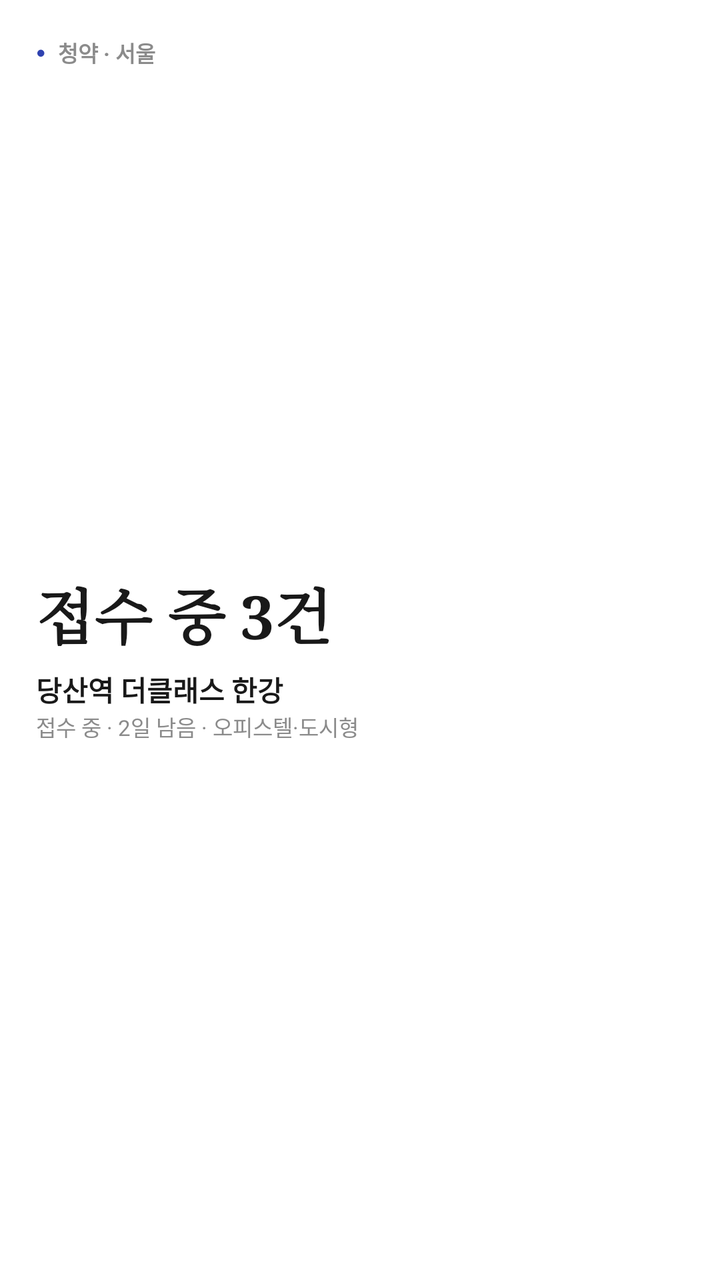
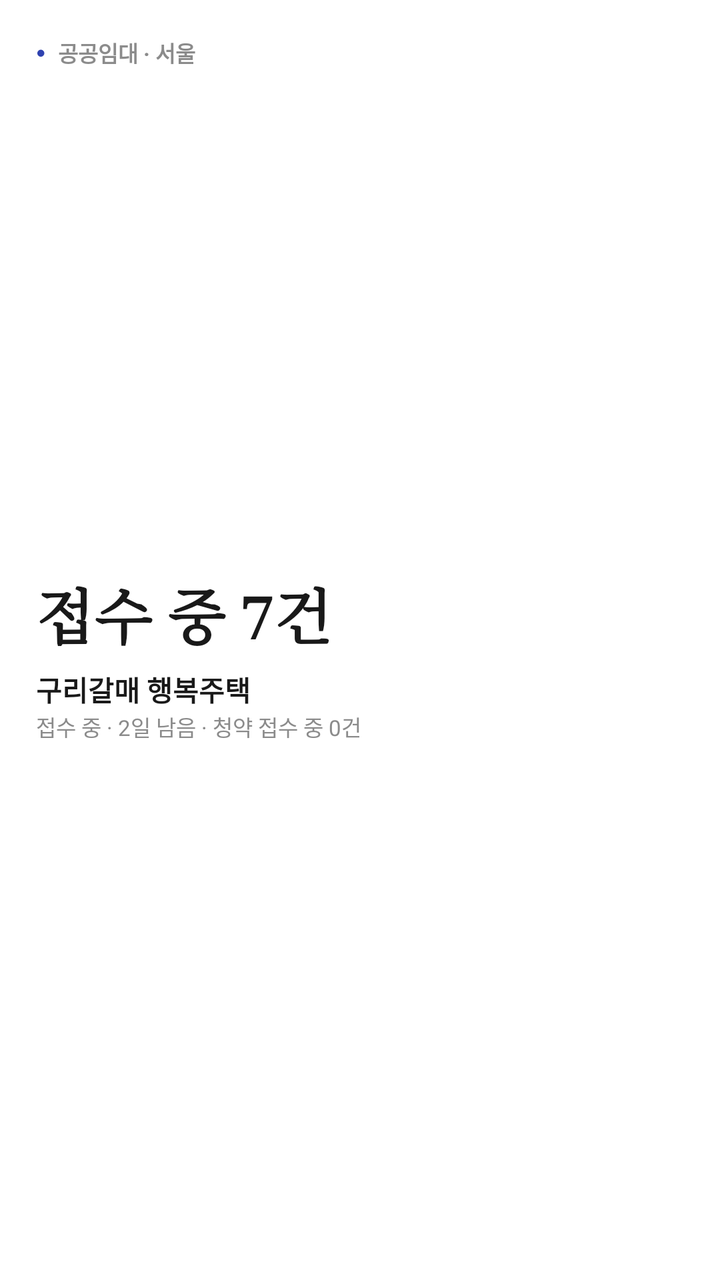

The first picture is an Android layout as it rendered before a commit; the second is the same layout after the commit. The layout source and the unified diff follow.
<!-- AndroidManifest.xml: fallback theme Theme.MaterialComponents.DayNight.NoActionBar -->
<!-- res/layout/widget_preview_single_housing.xml -->
<?xml version="1.0" encoding="utf-8"?>
<LinearLayout xmlns:android="http://schemas.android.com/apk/res/android"
    android:id="@+id/widget_root"
    android:layout_width="match_parent"
    android:layout_height="match_parent"
    android:background="@drawable/widget_bg"
    android:orientation="vertical"
    android:padding="18dp">

    <LinearLayout
        android:layout_width="match_parent"
        android:layout_height="wrap_content"
        android:gravity="center_vertical"
        android:orientation="horizontal">

        <TextView
            android:layout_width="wrap_content"
            android:layout_height="wrap_content"
            android:layout_marginEnd="6dp"
            android:text="●"
            android:textColor="@color/sec_money"
            android:textSize="8sp" />

        <TextView
            android:id="@+id/h_label"
            android:layout_width="0dp"
            android:layout_height="wrap_content"
            android:layout_weight="1"
            android:ellipsize="end"
            android:maxLines="1"
            android:text="청약 · 서울"
            android:textColor="@color/widget_soft"
            android:textSize="11sp"
            android:textStyle="bold" />
    </LinearLayout>

    <LinearLayout
        android:layout_width="match_parent"
        android:layout_height="0dp"
        android:layout_weight="1"
        android:gravity="center_vertical"
        android:orientation="vertical">

        <TextView
            android:id="@+id/h_count"
            android:layout_width="wrap_content"
            android:layout_height="wrap_content"
            android:fontFamily="serif"
            android:includeFontPadding="false"
            android:maxLines="1"
            android:text="접수 중 3건"
            android:textColor="@color/widget_ink"
            android:textSize="30sp"
            android:textStyle="bold" />

        <TextView
            android:id="@+id/h_name"
            android:layout_width="match_parent"
            android:layout_height="wrap_content"
            android:layout_marginTop="6dp"
            android:ellipsize="end"
            android:maxLines="1"
            android:text="당산역 더클래스 한강"
            android:textColor="@color/widget_ink"
            android:textSize="14sp"
            android:textStyle="bold" />

        <TextView
            android:id="@+id/h_sub"
            android:layout_width="match_parent"
            android:layout_height="wrap_content"
            android:ellipsize="end"
            android:maxLines="1"
            android:text="접수 중 · 2일 남음 · 오피스텔·도시형"
            android:textColor="@color/widget_soft"
            android:textSize="11sp" />
    </LinearLayout>
</LinearLayout>
<!-- resources referenced by this layout -->
<resources>
  <color name="sec_money">#2F42B0</color>
  <color name="widget_ink">#191919</color>
  <color name="widget_soft">#8B8B8B</color>
  <!-- drawable widget_bg (drawable) -->
  <?xml version="1.0" encoding="utf-8"?>
  <shape xmlns:android="http://schemas.android.com/apk/res/android" android:shape="rectangle">
      <solid android:color="@color/widget_bg" />
      <corners android:radius="22dp" />
  </shape>
  <color name="widget_bg">#FFFFFF</color>
</resources>

<!-- the commit's change to res/layout/widget_preview_single_housing.xml (unified diff, before → after) -->
@@ -28,7 +28,7 @@
             android:layout_weight="1"
             android:ellipsize="end"
             android:maxLines="1"
-            android:text="청약 · 서울"
+            android:text="공공임대 · 서울"
             android:textColor="@color/widget_soft"
             android:textSize="11sp"
             android:textStyle="bold" />
@@ -48,7 +48,7 @@
             android:fontFamily="serif"
             android:includeFontPadding="false"
             android:maxLines="1"
-            android:text="접수 중 3건"
+            android:text="접수 중 7건"
             android:textColor="@color/widget_ink"
             android:textSize="30sp"
             android:textStyle="bold" />
@@ -60,7 +60,7 @@
             android:layout_marginTop="6dp"
             android:ellipsize="end"
             android:maxLines="1"
-            android:text="당산역 더클래스 한강"
+            android:text="구리갈매 행복주택"
             android:textColor="@color/widget_ink"
             android:textSize="14sp"
             android:textStyle="bold" />
@@ -71,7 +71,7 @@
             android:layout_height="wrap_content"
             android:ellipsize="end"
             android:maxLines="1"
-            android:text="접수 중 · 2일 남음 · 오피스텔·도시형"
+            android:text="접수 중 · 2일 남음 · 청약 접수 중 0건"
             android:textColor="@color/widget_soft"
             android:textSize="11sp" />
     </LinearLayout>
